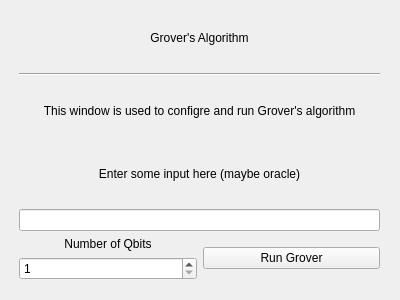
Before: the Qt Designer form resource/groverRef.ui in Quantum-Computing-GP-3/Simulated-Quantum-Computer, drawn with Qt 5.
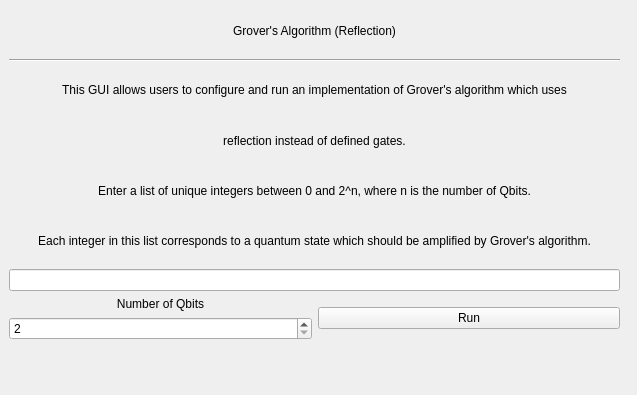
After: the same form once the commit is applied.

Patch:
```diff
--- a/resource/groverRef.ui
+++ b/resource/groverRef.ui
@@ -6,8 +6,8 @@
    <rect>
     <x>0</x>
     <y>0</y>
-    <width>400</width>
-    <height>300</height>
+    <width>637</width>
+    <height>395</height>
    </rect>
   </property>
   <property name="windowTitle">
@@ -16,10 +16,10 @@
   <widget class="QWidget" name="verticalLayoutWidget">
    <property name="geometry">
     <rect>
-     <x>19</x>
+     <x>9</x>
      <y>9</y>
-     <width>361</width>
-     <height>271</height>
+     <width>611</width>
+     <height>331</height>
     </rect>
    </property>
    <layout class="QVBoxLayout" name="verticalLayout">
@@ -29,7 +29,7 @@
        <string notr="true">font: 20pt &quot;MS Sans Serif&quot;;</string>
       </property>
       <property name="text">
-       <string>Grover's Algorithm</string>
+       <string>Grover's Algorithm (Reflection)</string>
       </property>
       <property name="alignment">
        <set>Qt::AlignCenter</set>
@@ -46,7 +46,7 @@
     <item>
      <widget class="QLabel" name="label_4">
       <property name="text">
-       <string>This window is used to configre and run Grover's algorithm</string>
+       <string>This GUI allows users to configure and run an implementation of Grover's algorithm which uses</string>
       </property>
       <property name="alignment">
        <set>Qt::AlignCenter</set>
@@ -56,7 +56,27 @@
     <item>
      <widget class="QLabel" name="label_3">
       <property name="text">
-       <string>Enter some input here (maybe oracle)</string>
+       <string>reflection instead of defined gates.</string>
+      </property>
+      <property name="alignment">
+       <set>Qt::AlignCenter</set>
+      </property>
+     </widget>
+    </item>
+    <item>
+     <widget class="QLabel" name="label_5">
+      <property name="text">
+       <string>Enter a list of unique integers between 0 and 2^n, where n is the number of Qbits.</string>
+      </property>
+      <property name="alignment">
+       <set>Qt::AlignCenter</set>
+      </property>
+     </widget>
+    </item>
+    <item>
+     <widget class="QLabel" name="label_6">
+      <property name="text">
+       <string>Each integer in this list corresponds to a quantum state which should be amplified by Grover's algorithm.</string>
       </property>
       <property name="alignment">
        <set>Qt::AlignCenter</set>
@@ -86,7 +106,7 @@
         <item>
          <widget class="QSpinBox" name="RegisterSize">
           <property name="minimum">
-           <number>1</number>
+           <number>2</number>
           </property>
           <property name="maximum">
            <number>30</number>
@@ -98,7 +118,7 @@
       <item>
        <widget class="QPushButton" name="RunGrover">
         <property name="text">
-         <string>Run Grover</string>
+         <string>Run</string>
         </property>
        </widget>
       </item>
```
Left out of the diff: 2 changed lines with no effect on the pictures.
